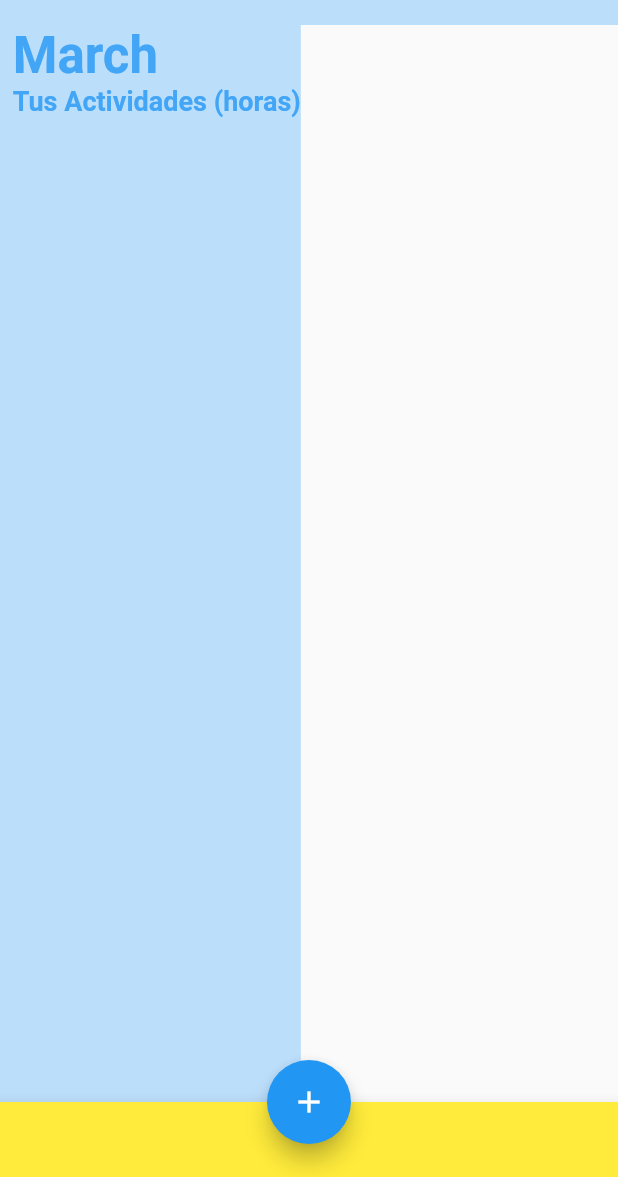
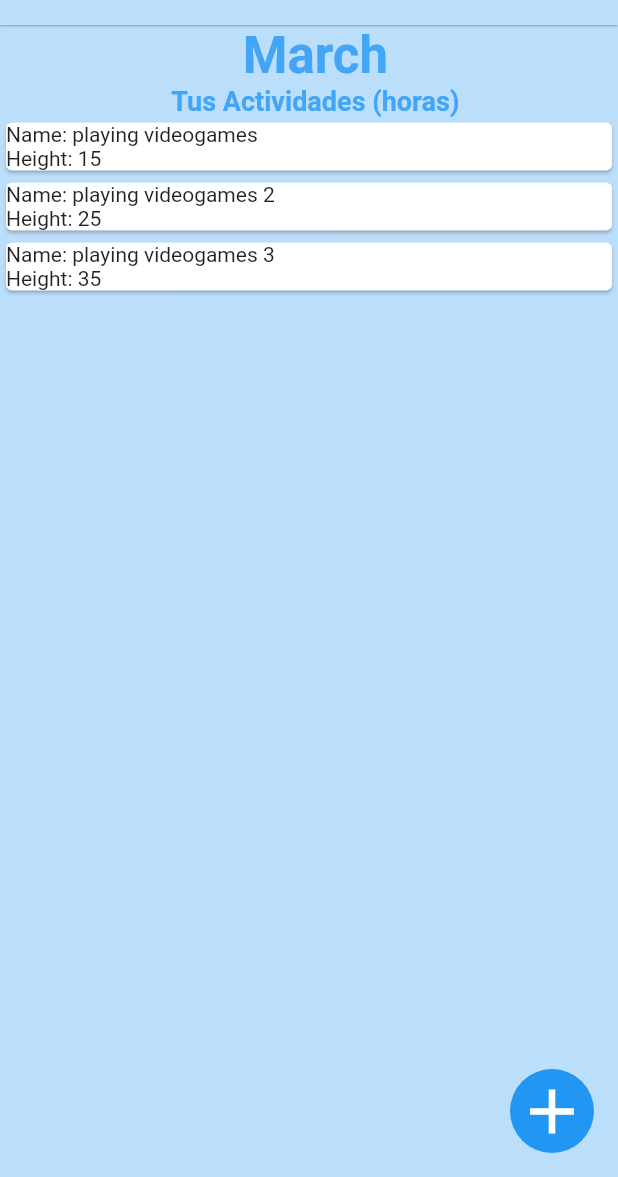
Before and after one commit to lobochimuelo/Crono, a Flutter app: the screen it shows after launch, on a phone screen of 412 x 824 dp, the part 59-1236 px from its top. Run offline on Flutter 3.47's test engine with Material 2 defaults, Android fonts, the phone set to English and light mode, and no system bars.

Commit message:
Json to listview (F*** Expected() )

```diff
--- /dev/null
+++ b/data_repo/data.json
@@ -0,0 +1,14 @@
+[
+    {
+        "activity": "playing videogames",
+        "hours": "15"
+    },
+    {
+        "activity": "playing videogames 2",
+        "hours": "25"
+    },
+    {
+        "activity": "playing videogames 3",
+        "hours": "35"
+    }
+]
--- a/lib/main.dart
+++ b/lib/main.dart
@@ -1,5 +1,7 @@
 import 'package:flutter/material.dart';
-void main()=> runApp(MyApp());
+import 'dart:convert';
+
+void main() => runApp(MyApp());
 
 class MyApp extends StatelessWidget {
   @override
@@ -17,26 +19,27 @@ class crono extends StatefulWidget {
 }
 
 class _cronoState extends State<crono> {
+  List data;
+
   @override
-
   Widget build(BuildContext context) {
     return Scaffold(
       appBar: AppBar(
         backgroundColor: Colors.blue[100],
-        title: Align(alignment: Alignment.centerRight,
-          child:Text('CRONO',
+        title: Align(
+            alignment: Alignment.centerRight,
+            child: Text(
+              'CRONO',
               style: TextStyle(color: Colors.black45),
-      )
+            )),
+        elevation: 0.5,
       ),
-       elevation: 0.0,
-      ),
-      body: Container(decoration: BoxDecoration(color: Colors.blue[100]),
-         child:Stack(
-
-        children: <Widget>[
+      body: Container(
+        decoration: BoxDecoration(color: Colors.blue[100]),
+         child:
           Column(
 
-            crossAxisAlignment: CrossAxisAlignment.start,
+            crossAxisAlignment: CrossAxisAlignment.center,
 
   children: [
     Text(
@@ -54,43 +57,75 @@ class _cronoState extends State<crono> {
                 fontSize: 18.0,
                 fontWeight: FontWeight.w600
             )
+          ),
+          Expanded(
+          child: Container(
+
+            // Use future builder and DefaultAssetBundle to load the local JSON file
+            child: new FutureBuilder(
+                future: DefaultAssetBundle
+                    .of(context)
+                    .loadString('data_repo/data.json'),
+                builder: (context, snapshot) {
+                  // Decode the JSON
+                  var new_data = json.decode(snapshot.data.toString());
+
+                  return new ListView.builder(
+                    // Build the ListView
+                    itemBuilder: (BuildContext context, int index) {
+                      return new Card(
+                        child: new Column(
+                          crossAxisAlignment: CrossAxisAlignment.stretch,
+                          children: <Widget>[
+                            new Text("Name: " + new_data[index]['activity']),
+                            new Text("Height: " + new_data[index]['hours']),
+
+                          ],
+                        ),
+                      );
+                    },
+                    itemCount: new_data == null ? 0 : new_data.length,
+                  );
+                }),
+
         )
+        )
+
   ]
 )
 
-        ],
-      )
+
       ),
+
+
+
+
+
+
+
+
+
       floatingActionButton: FloatingActionButton(
-            child: Icon(Icons.add),
+        backgroundColor: Colors.blue[500],
+        elevation: 0.0,
+        child: Icon(Icons.add, color: Colors.white, size: 50.0),
         onPressed: () {
-
           return showDialog(
             context: context,
             builder: (context) {
               return AlertDialog(
-
                   content: Container(
                       width: 300.0,
                       color: Colors.white70,
                       child: TextFormField(
                         decoration: InputDecoration(
-    labelText: "What is your new activity?"
-  ),
-)
-          ),
-              );
+                            labelText: "What is your new activity?"),
+                      )));
             },
           );
         },
       ),
-          bottomNavigationBar: BottomAppBar(
-            color: Colors.yellow,
-            child: Container(height: 50.0,),
-          ),
-          floatingActionButtonLocation: FloatingActionButtonLocation.centerDocked,
-
+      floatingActionButtonLocation: FloatingActionButtonLocation.endFloat,
     );
   }
-
 }
--- a/pubspec.yaml
+++ b/pubspec.yaml
@@ -41,8 +41,8 @@ flutter:
   uses-material-design: true
 
   # To add assets to your application, add an assets section, like this:
-  # assets:
-  #  - images/a_dot_burr.jpeg
+  assets:
+     - data_repo/data.json
   #  - images/a_dot_ham.jpeg
 
   # An image asset can refer to one or more resolution-specific "variants", see
```
Lines whose indentation alone changed are shown as unchanged.
